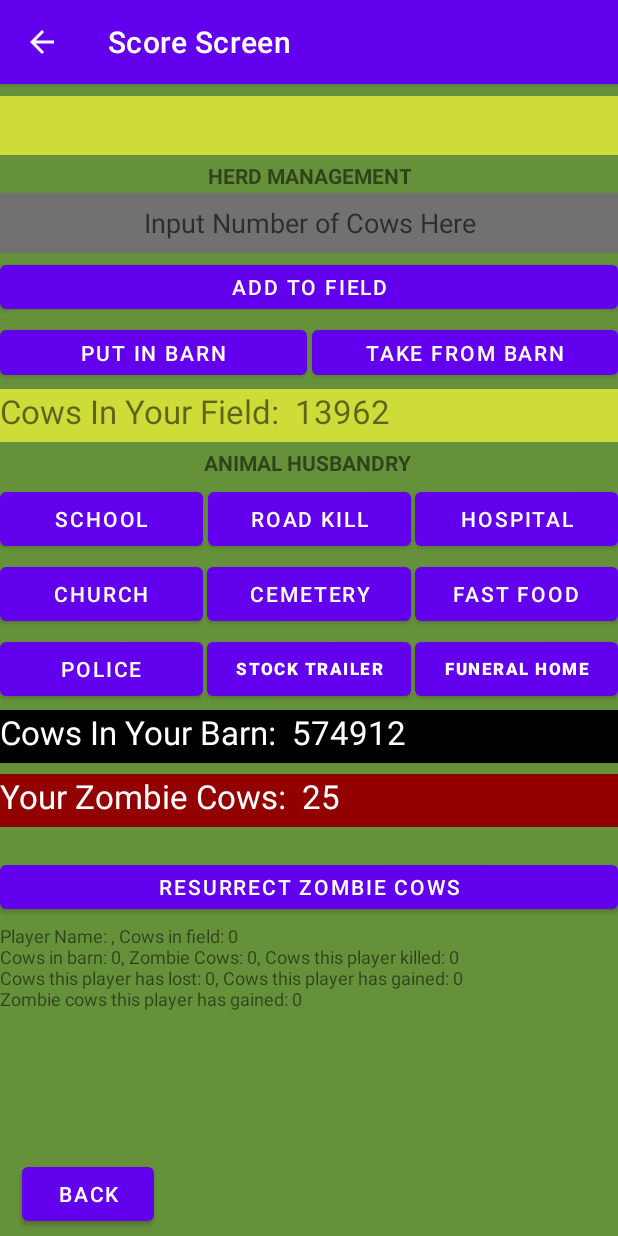
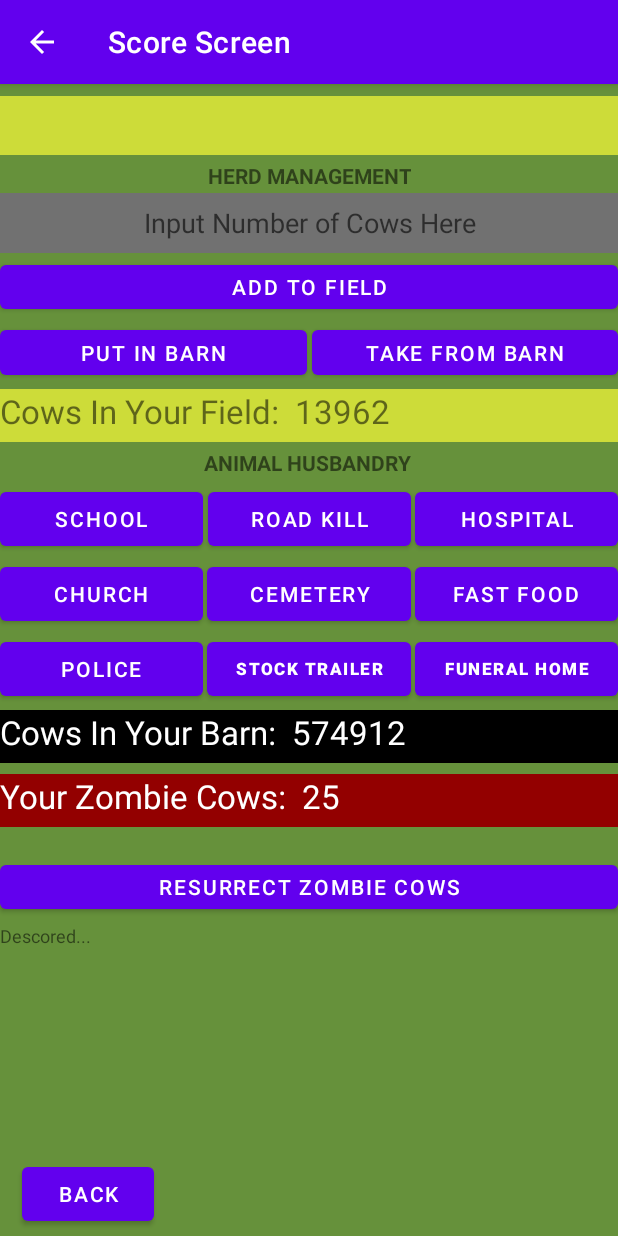
Before and after one commit to Xerminator13/Ma-Cows-Repository, an Android app: the ScoreScreen screen opened directly, with no data from a screen before it, on a phone screen of 412 x 824 dp. Run offline under Robolectric (Android 15) with nearby library versions, the phone set to English and light mode, and no system bars.

Commit message:
Retrying commit...

```diff
--- a/app/src/main/java/com/example/macows/ScoreScreen.java
+++ b/app/src/main/java/com/example/macows/ScoreScreen.java
@@ -61,7 +61,7 @@ public class ScoreScreen extends AppCompatActivity {
         numCowsInBarn.setText("Cows In Your Barn:  " + CommonUtils.playerList.get(currentPlayer - 1).getCowsInBarn());
         numZombieCows.setText("Your Zombie Cows:  " + CommonUtils.playerList.get(currentPlayer - 1).getZombieCows());
 
-        errorLabel.setText(CommonUtils.formatPlayerPrefs(currentPlayer));
+        errorLabel.setText(CommonUtils.getDescoreErrorMessage());
 
     }
     private void runScoringMethods(int a) {
```
